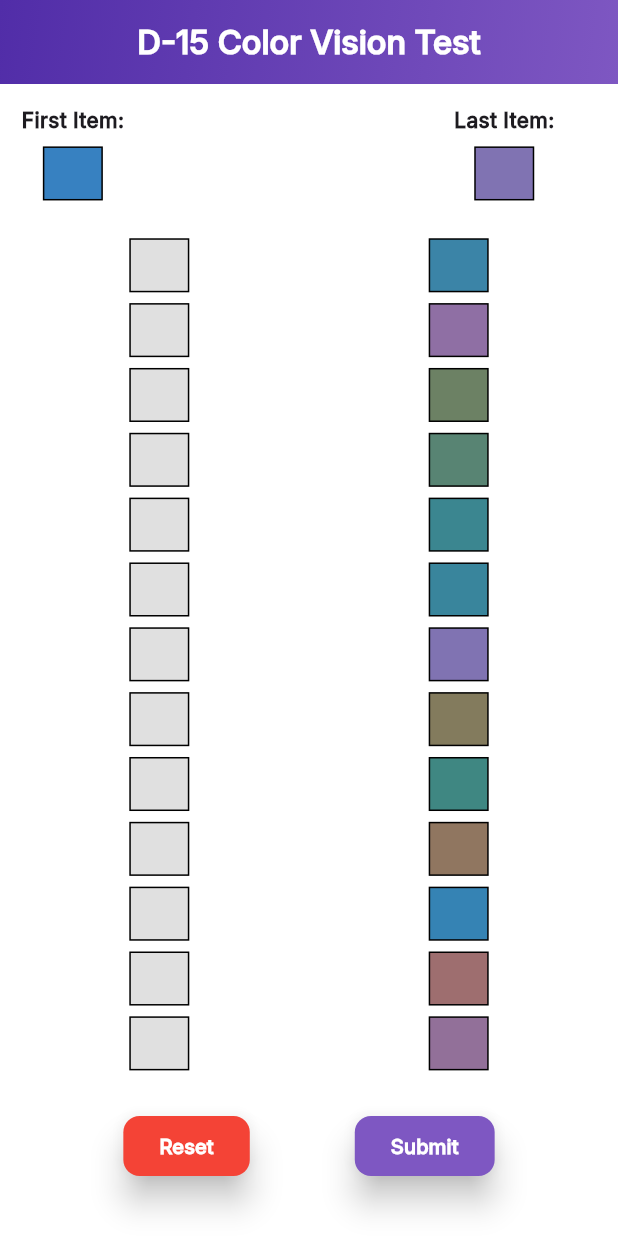
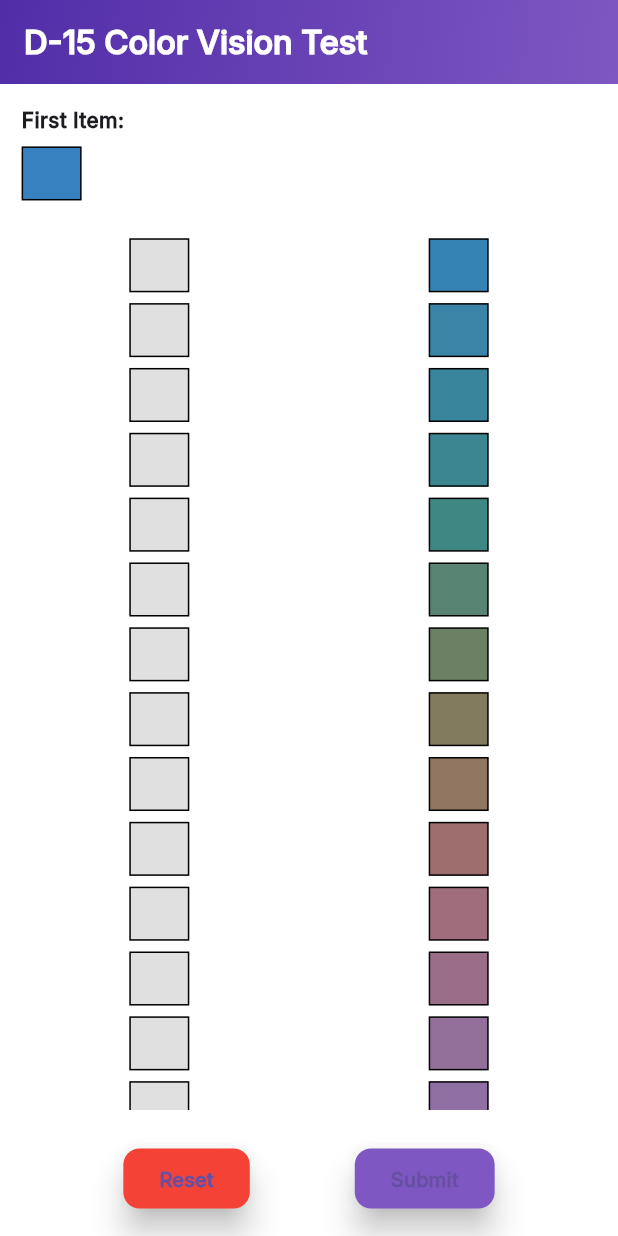
Before and after one commit to luisobumani/Thesis-Project_Omnitrics-Application, a Flutter app: the ColorTestPage screen opened directly, on a phone screen of 412 x 824 dp. Run offline on Flutter 3.47's test engine with Material 3 defaults, Android fonts, the phone set to English and light mode, and no system bars; our stand-ins replace animated_splash_screen, camera, cloud_firestore, firebase_auth, firebase_core, flutter_screenutil and 7 more; missing offline and left inert: flutter_circle_chart, gallery_saver_plus; accounts and stored records are empty.

Commit message:
0423_ADD - DELA CRUZ

```diff
--- a/omnitrics_thesis/lib/assesment/hue/hue_test.dart
+++ b/omnitrics_thesis/lib/assesment/hue/hue_test.dart
@@ -1,8 +1,8 @@
 import 'dart:math' as math;
 import 'package:flutter/material.dart';
+import 'package:flutter_screenutil/flutter_screenutil.dart';
 import 'package:omnitrics_thesis/assesment/hue/hue_result_page.dart';
 import 'package:omnitrics_thesis/assesment/hue/services/d15_test_service.dart';
-import 'package:flutter_screenutil/flutter_screenutil.dart';
 
 class ColorVisionApp extends StatelessWidget {
   const ColorVisionApp({Key? key}) : super(key: key);
@@ -26,12 +26,11 @@ class ColorTestPage extends StatefulWidget {
 }
 
 class _ColorTestPageState extends State<ColorTestPage> {
-  // Fixed pilot cap color and coordinates
+  // Fixed pilot cap
+  static const Offset pilotUV = Offset(-21.54, -38.39);
   final Color pilotColor = const Color.fromRGBO(55, 129, 193, 1);
-  final Color lastColor = const Color.fromRGBO(128, 115, 178, 1);
-  static const Offset pilotUV = Offset(-21.54, -38.39);
 
-  // CIE L*u*v* coordinates for caps 1-15
+  // L*u*v* for caps 1–15
   final List<Offset> uvCoords = const [
     Offset(-23.26, -25.56),
     Offset(-22.41, -15.53),
@@ -50,34 +49,32 @@ class _ColorTestPageState extends State<ColorTestPage> {
     Offset(11.20, -24.61),
   ];
 
-  // Display colors for caps 1-15
   final List<Color> capColors = const [
-    const Color.fromRGBO(53, 131, 180, 1),
-    const Color.fromRGBO(59, 132, 167, 1),
-    const Color.fromRGBO(57, 133, 156, 1),
-    const Color.fromRGBO(59, 134, 144, 1),
-    const Color.fromRGBO(63, 135, 130, 1),
-    const Color.fromRGBO(88, 132, 115, 1),
-    const Color.fromRGBO(108, 129, 100, 1),
-    const Color.fromRGBO(131, 123, 93, 1),
-    const Color.fromRGBO(144, 118, 96, 1),
-    const Color.fromRGBO(158, 110, 111, 1),
-    const Color.fromRGBO(159, 109, 124, 1),
-    const Color.fromRGBO(156, 109, 137, 1),
-    const Color.fromRGBO(146, 112, 153, 1),
-    const Color.fromRGBO(143, 111, 164, 1),
-    const Color.fromRGBO(128, 115, 178, 1),
+    Color.fromRGBO(53, 131, 180, 1),
+    Color.fromRGBO(59, 132, 167, 1),
+    Color.fromRGBO(57, 133, 156, 1),
+    Color.fromRGBO(59, 134, 144, 1),
+    Color.fromRGBO(63, 135, 130, 1),
+    Color.fromRGBO(88, 132, 115, 1),
+    Color.fromRGBO(108, 129, 100, 1),
+    Color.fromRGBO(131, 123, 93, 1),
+    Color.fromRGBO(144, 118, 96, 1),
+    Color.fromRGBO(158, 110, 111, 1),
+    Color.fromRGBO(159, 109, 124, 1),
+    Color.fromRGBO(156, 109, 137, 1),
+    Color.fromRGBO(146, 112, 153, 1),
+    Color.fromRGBO(143, 111, 164, 1),
+    Color.fromRGBO(128, 115, 178, 1),
   ];
 
-  // Slots for caps 1-15
   List<int?> placed = List<int?>.filled(15, null);
-
-  // Shuffled palette order
   late List<int> palette;
 
-  // Scoring results
+  // Standard D-15 metrics
   double? angleDeg, Rmaj, Rmin, TES, Sindex, Cindex;
-  bool _submitted = false;
+
+  // Receptor-axis errors (method 2)
+  double? protanError, deutanError, tritanError;
 
   @override
   void initState() {
@@ -86,26 +83,34 @@ class _ColorTestPageState extends State<ColorTestPage> {
   }
 
   void _resetPalette() {
-    // generate and shuffle palette 1-15
+    // Always generate in order for testing; shuffle() is commented out
     palette = List<int>.generate(15, (i) => i + 1);
-    palette.shuffle();
+    // ..shuffle();
   }
 
   void _computeScores() {
-    final order =
-        <Offset>[pilotUV] + placed.map((c) => uvCoords[c! - 1]).toList();
-    final deltaU = <double>[];
-    final deltaV = <double>[];
+    // 1) Build list
+    final order = <Offset>[pilotUV]
+      ..addAll(placed.map((c) => uvCoords[c! - 1]));
+
+    // 2) Δu, Δv
+    final deltaU = <double>[], deltaV = <double>[];
     for (var i = 1; i < order.length; i++) {
       deltaU.add(order[i].dx - order[i - 1].dx);
       deltaV.add(order[i].dy - order[i - 1].dy);
     }
-    final U2 = deltaU.fold<double>(0, (s, du) => s + du * du);
-    final V2 = deltaV.fold<double>(0, (s, dv) => s + dv * dv);
-    double UV = 0;
-    for (var i = 0; i < deltaU.length; i++) UV += deltaU[i] * deltaV[i];
-    final theta = 0.5 * math.atan2(2 * UV, U2 - V2);
+
+    // 3) S1, S2, S3
+    final S1 = deltaU.fold(0.0, (s, du) => s + du * du);
+    final S2 = deltaV.fold(0.0, (s, dv) => s + dv * dv);
+    final S3 = List.generate(deltaU.length, (i) => deltaU[i] * deltaV[i])
+        .fold(0.0, (s, v) => s + v);
+
+    // 4) θ
+    final theta = 0.5 * math.atan2(2 * S3, S1 - S2);
     angleDeg = theta * 180 / math.pi;
+
+    // 5) TES, S-index, C-index
     double moment(double phi) {
       var sum = 0.0;
       for (var i = 0; i < deltaU.length; i++) {
@@ -115,27 +120,42 @@ class _ColorTestPageState extends State<ColorTestPage> {
       return sum;
     }
 
-    var Imaj = moment(theta);
-    var Imin = moment(theta + math.pi / 2);
-    if (Imin > Imaj) {
-      final t = Imaj;
-      Imaj = Imin;
-      Imin = t;
-    }
+    var Imaj = moment(theta), Imin = moment(theta + math.pi / 2);
+    if (Imin > Imaj) Imaj = Imaj + Imin - (Imin = Imaj);
     final H = deltaU.length;
     Rmaj = math.sqrt(Imaj / H);
     Rmin = math.sqrt(Imin / H);
     TES = math.sqrt(Rmaj! * Rmaj! + Rmin! * Rmin!);
     Sindex = Rmaj! / Rmin!;
-    const perfect = 9.234669;
-    Cindex = Rmaj! / perfect;
+    const perfectMaj = 9.234669;
+    Cindex = Rmaj! / perfectMaj;
+
+    // 6) Projection axes
+    const pDeg = 9.7, dDeg = -8.8, tDeg = -86.8;
+    final pA = pDeg * math.pi / 180;
+    final dA = dDeg * math.pi / 180;
+    final tA = tDeg * math.pi / 180;
+
+    final wP = (math.cos(theta - pA)).abs();
+    final wD = (math.cos(theta - dA)).abs();
+    final wT = (math.cos(theta - tA)).abs();
+    final sumW = wP + wD + wT;
+
+    // 7) Gate on C-index < 1.2
+    if (Cindex! < 1.2 || sumW == 0.0) {
+      protanError = deutanError = tritanError = 0.0;
+    } else {
+      protanError = 100 * wP / sumW;
+      deutanError = 100 * wD / sumW;
+      tritanError = 100 * wT / sumW;
+    }
   }
 
   void _resetTest() {
     setState(() {
       placed = List<int?>.filled(15, null);
       angleDeg = Rmaj = Rmin = TES = Sindex = Cindex = null;
-      _submitted = false;
+      protanError = deutanError = tritanError = null;
       _resetPalette();
     });
   }
@@ -151,22 +171,28 @@ class _ColorTestPageState extends State<ColorTestPage> {
         tes: TES!,
         cIndex: Cindex!,
         sIndex: Sindex!,
+        protanError: protanError!,
+        deutanError: deutanError!,
+        tritanError: tritanError!,
       );
 
       if (!mounted) return;
       Navigator.of(context).push(
-        MaterialPageRoute(builder: (_) => D15ResultsPage(
+        MaterialPageRoute(
+          builder: (context) => D15ResultsPage(
             angleDeg: angleDeg!,
             tes: TES!,
             cIndex: Cindex!,
             sIndex: Sindex!,
-        )
-      )
+            protanError: protanError!,
+            deutanError: deutanError!,
+            tritanError: tritanError!,
+          ),
+        ),
       );
     } catch (e) {
-      ScaffoldMessenger.of(context).showSnackBar(
-        SnackBar(content: Text('Error Saving Results')),
-      );
+      ScaffoldMessenger.of(context)
+          .showSnackBar(const SnackBar(content: Text('Error saving results')));
     }
   }
 
@@ -179,20 +205,15 @@ class _ColorTestPageState extends State<ColorTestPage> {
       appBar: AppBar(
         title: const Text(
           'D-15 Color Vision Test',
-          style: TextStyle(
-            color: Colors.white,
-            fontWeight: FontWeight.bold,
+          style: TextStyle(color: Colors.white, fontWeight: FontWeight.bold),
         ),
-        ),
-        centerTitle: true,
         flexibleSpace: Container(
           decoration: BoxDecoration(
-            gradient: LinearGradient(colors: [
-              Colors.deepPurple.shade700,
-              Colors.deepPurple.shade400,
-            ],
+            gradient: LinearGradient(
+              colors: [Colors.deepPurple.shade700, Colors.deepPurple.shade400],
               begin: Alignment.topLeft,
-            end: Alignment.bottomRight),
+              end: Alignment.bottomRight,
+            ),
           ),
         ),
       ),
@@ -201,14 +222,8 @@ class _ColorTestPageState extends State<ColorTestPage> {
         child: Column(
           crossAxisAlignment: CrossAxisAlignment.start,
           children: [
-            Row(
-              children: [
-                Column(
-                  children: [
-                    Text(
-                      'First Item:',
-                      style: TextStyle(fontWeight: FontWeight.bold),
-                    ),
+            const Text('First Item:',
+                style: TextStyle(fontWeight: FontWeight.bold)),
             SizedBox(height: 8.h),
             Container(
               width: 40.w,
@@ -218,34 +233,11 @@ class _ColorTestPageState extends State<ColorTestPage> {
                 border: Border.all(color: Colors.black),
               ),
             ),
-                  ],
-                ),
-                SizedBox(
-                  width: 220.w,
-                ),
-                Column(
-                  children: [
-                    Text(
-                      'Last Item:',
-                      style: TextStyle(fontWeight: FontWeight.bold),
-                    ),
-                    SizedBox(height: 8.h),
-                    Container(
-                      width: 40.w,
-                      height: 40.h,
-                      decoration: BoxDecoration(
-                        color: lastColor,
-                        border: Border.all(color: Colors.black),
-                      ),
-                    ),
-                  ],
-                )
-              ],
-            ),
             SizedBox(height: 24.h),
             Expanded(
               child: Row(
                 children: [
+                  // slots
                   Expanded(
                     child: SingleChildScrollView(
                       child: Column(
@@ -253,21 +245,16 @@ class _ColorTestPageState extends State<ColorTestPage> {
                           return Padding(
                             padding: EdgeInsets.symmetric(vertical: 4.h),
                             child: DragTarget<int>(
-                              onAccept: (c) {
-                                if (!_submitted) {
-                                  setState(() => placed[i] = c);
-                                }
-                              },
-                              builder: (ctx, cand, rj) {
+                              onAccept: (c) => setState(() => placed[i] = c),
+                              builder: (_, __, ___) {
                                 final cap = placed[i];
-                                final color = cap == null
-                                    ? Colors.grey[300]
-                                    : capColors[cap - 1];
                                 return Container(
                                   width: 40.w,
                                   height: 40.h,
                                   decoration: BoxDecoration(
-                                    color: color,
+                                    color: cap == null
+                                        ? Colors.grey[300]
+                                        : capColors[cap - 1],
                                     border: Border.all(color: Colors.black),
                                   ),
                                 );
@@ -278,10 +265,8 @@ class _ColorTestPageState extends State<ColorTestPage> {
                       ),
                     ),
                   ),
-
                   SizedBox(width: 16.w),
-
-                  // Right: Draggable palette column
+                  // palette
                   Expanded(
                     child: SingleChildScrollView(
                       child: Column(
@@ -326,64 +311,51 @@ class _ColorTestPageState extends State<ColorTestPage> {
                 mainAxisSize: MainAxisSize.min,
                 children: [
                   ElevatedButton(
+                    onPressed: _resetTest,
                     style: ButtonStyle(
-                      backgroundColor: WidgetStateProperty.resolveWith<Color>(
-                          (Set<WidgetState> states) {
-                        if (states.contains(WidgetState.pressed)) {
-                          return Colors.red.shade900;
-                        }
-                        return Colors.red;
-                      }),
-                      foregroundColor: WidgetStateProperty.all(Colors.white),
-                      elevation: WidgetStateProperty.all<double>(10.0.h),
-                      shape: WidgetStateProperty.all(
+                      backgroundColor: MaterialStateProperty.resolveWith(
+                        (states) => states.contains(MaterialState.pressed)
+                            ? Colors.red.shade900
+                            : Colors.red,
+                      ),
+                      elevation: MaterialStateProperty.all(10.0.h),
+                      shape: MaterialStateProperty.all(
                         RoundedRectangleBorder(
                           borderRadius: BorderRadius.circular(12.r),
                         ),
                       ),
                     ),
-                    onPressed: _resetTest,
-                    child: Text('Reset',
+                    child: Text(
+                      'Reset',
                       style: TextStyle(
-                      fontSize: 15.sp,
-                      fontWeight: FontWeight.bold
-                    ),),
+                          fontSize: 15.sp, fontWeight: FontWeight.bold),
+                    ),
                   ),
                   SizedBox(width: 70.w),
                   ElevatedButton(
+                    onPressed: _submit,
                     style: ButtonStyle(
-                      backgroundColor: WidgetStateProperty.resolveWith<Color>(
-                          (Set<WidgetState> states) {
-                        if (states.contains(WidgetState.pressed)) {
-                          return Colors.deepPurple.shade900;
-                        }
-                        return Colors.deepPurple.shade400;
-                      }),
-                      foregroundColor: WidgetStateProperty.all(Colors.white),
-                      elevation: WidgetStateProperty.all<double>(10.0.h),
-                      shape: WidgetStateProperty.all(
+                      backgroundColor: MaterialStateProperty.resolveWith(
+                        (states) => states.contains(MaterialState.pressed)
+                            ? Colors.deepPurple.shade900
+                            : Colors.deepPurple.shade400,
+                      ),
+                      elevation: MaterialStateProperty.all(10.0.h),
+                      shape: MaterialStateProperty.all(
                         RoundedRectangleBorder(
                           borderRadius: BorderRadius.circular(12.r),
                         ),
                       ),
                     ),
-                    onPressed: _submit,
-                    child: Text('Submit',
+                    child: Text(
+                      'Submit',
                       style: TextStyle(
-                      fontSize: 15.sp,
-                      fontWeight: FontWeight.bold
-                    )),
+                          fontSize: 15.sp, fontWeight: FontWeight.bold),
+                    ),
                   ),
                 ],
               ),
             ),
-            SizedBox(height: 24.h),
-            if (_submitted && Cindex != null) ...[
-              Text('Angle: ${angleDeg!.toStringAsFixed(1)}°'),
-              Text('C-index: ${Cindex!.toStringAsFixed(2)}'),
-              Text('S-index: ${Sindex!.toStringAsFixed(2)}'),
-              Text('Total Error: ${TES!.toStringAsFixed(1)}'),
-            ],
           ],
         ),
       ),
--- a/omnitrics_thesis/lib/assesment/hue/services/d15_test_service.dart
+++ b/omnitrics_thesis/lib/assesment/hue/services/d15_test_service.dart
@@ -9,6 +9,9 @@ class D15TestService {
     required double tes,
     required double cIndex,
     required double sIndex,
+    required double protanError,
+    required double deutanError,
+    required double tritanError,
   }) async {
     final user = FirebaseAuth.instance.currentUser;
     if (user == null) {
@@ -30,6 +33,9 @@ class D15TestService {
       'tes': tes,
       'cIndex': cIndex,
       'sIndex': sIndex,
+      'protanError' : protanError,
+      'deutanError' : deutanError,
+      'tritanError' : tritanError,
     });
   }
 }
```
Also changed, not shown: omnitrics_thesis/lib/assesment/hue/hue_result_page.dart (+75 -44 lines). Lines whose indentation alone changed are shown as unchanged.
